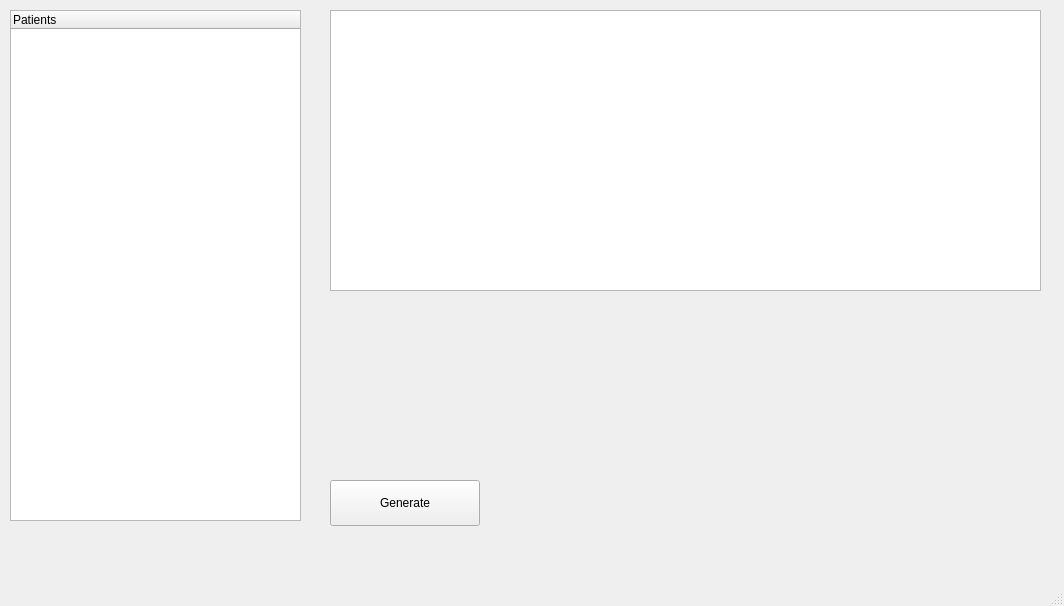
This is RawUI/main.ui in landowark/PreciseDB as Qt 5 draws it before an edit. The edited form follows.
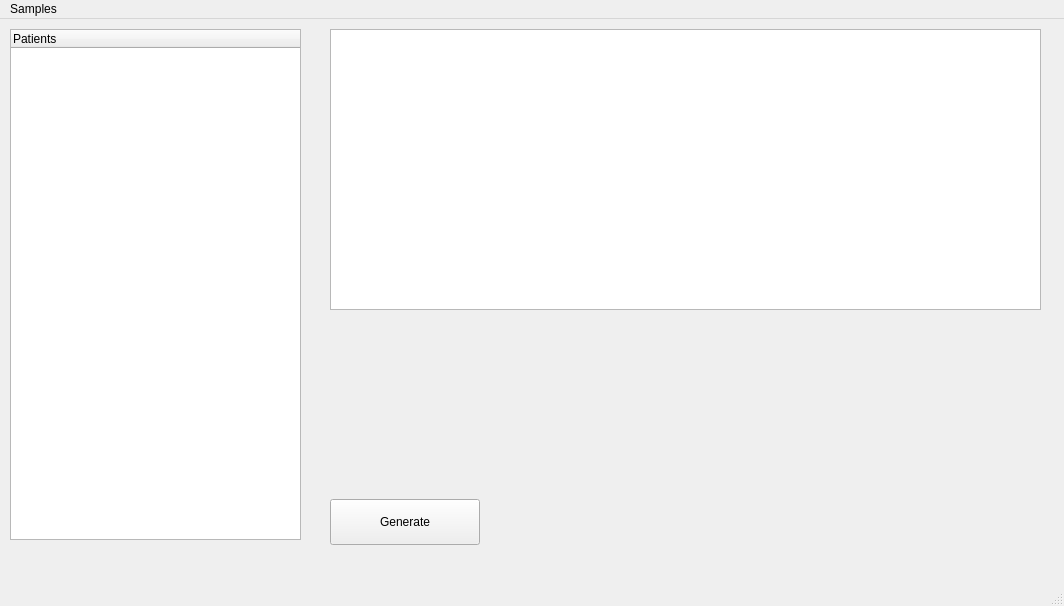
This is the edited form.

Commit message: Added in new dialog for adding samples.

```diff
--- a/RawUI/main.ui
+++ b/RawUI/main.ui
@@ -71,6 +71,13 @@
      <height>38</height>
     </rect>
    </property>
+   <widget class="QMenu" name="menuSamples">
+    <property name="title">
+     <string>Samples</string>
+    </property>
+    <addaction name="actionAdd_Sample"/>
+   </widget>
+   <addaction name="menuSamples"/>
   </widget>
   <widget class="QStatusBar" name="statusbar"/>
  </widget>
```
Left out of the diff: 5 changed lines with no effect on the pictures. The commit also changes 4 other files.
